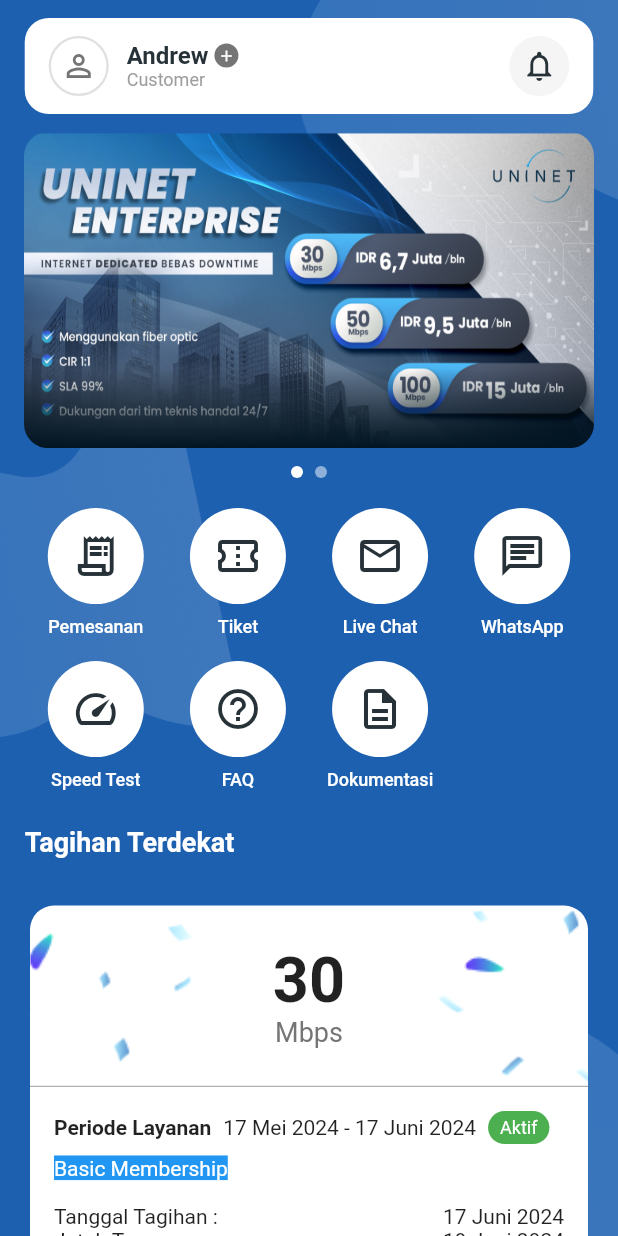
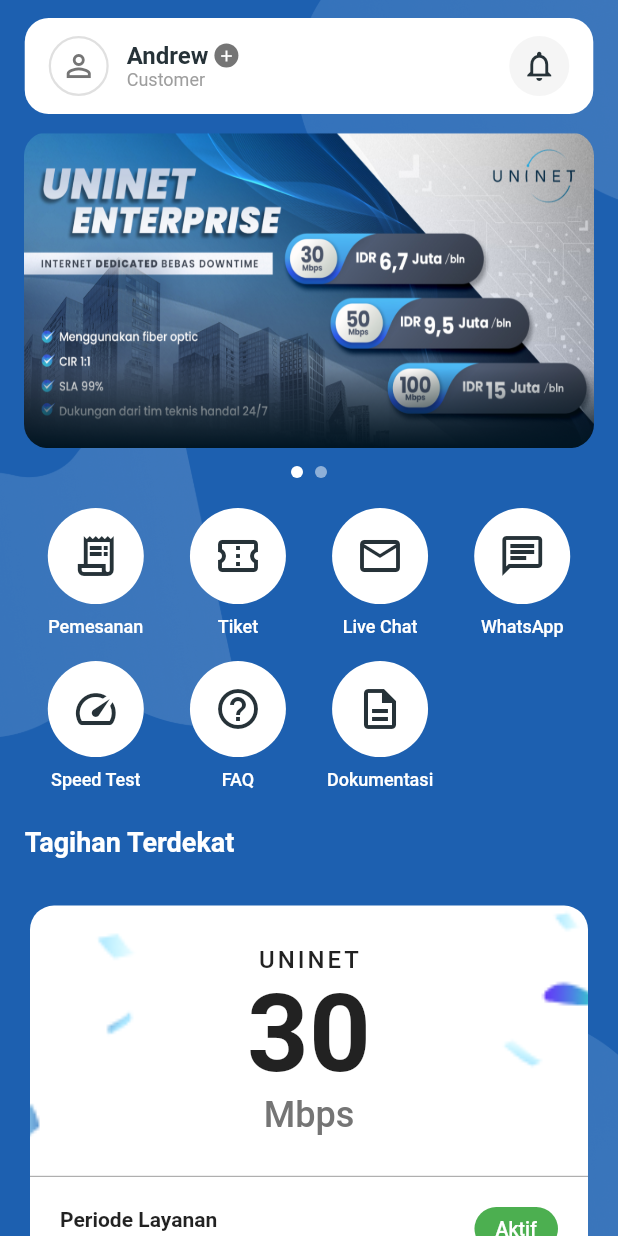
Before and after one commit to Mercuriallz/mobile-unapps, a Flutter app: the HomePage screen opened by its route, on a phone screen of 412 x 824 dp. Run offline on Flutter 3.47's test engine with Material 3 defaults, Android fonts, the phone set to English and light mode, and no system bars; our stand-ins replace dio, flutter_secure_storage, go_router, google_fonts, lottie; missing offline and left inert: flutter_secure_dotenv; accounts and stored records are empty.

Commit message:
improvement: fix home page

```diff
--- a/lib/presentation/home/home_page.dart
+++ b/lib/presentation/home/home_page.dart
@@ -23,7 +23,6 @@
             child: Image.asset(
               "assets/images/backgrounds.png",
               fit: BoxFit.cover,
-
             ),
           ),
 
@@ -513,14 +512,13 @@
                   const SizedBox(height: 12),
 
                   Padding(
-
                     padding: const EdgeInsets.all(20.0),
                     child: Container(
                       decoration: BoxDecoration(
                         color: Colors.white,
                         borderRadius: BorderRadius.circular(16),
+
                       ),
-
                       child: Column(
                         children: [
                           Stack(
@@ -534,7 +532,7 @@
                                 child: Image.asset(
                                   "assets/images/spark.png",
                                   fit: BoxFit.cover,
-                                  height: 120,
+                                  height: 180,
                                   width: double.infinity,
                                 ),
                               ),
@@ -542,17 +540,29 @@
                                 mainAxisSize: MainAxisSize.min,
                                 children: [
                                   Text(
+                                    "UNINET",
+                                    style: TextStyle(
+                                      fontSize: 16,
+                                      fontWeight: FontWeight.w500,
+                                      color: Colors.black87,
+                                      letterSpacing: 2,
+                                    ),
+                                  ),
+                                  const SizedBox(height: 8),
+                                  Text(
                                     "30",
                                     style: TextStyle(
-                                      fontSize: 42,
+                                      fontSize: 72,
                                       fontWeight: FontWeight.bold,
                                       color: Colors.black87,
+                                      height: 1,
                                     ),
                                   ),
                                   Text(
                                     "Mbps",
                                     style: TextStyle(
-                                      fontSize: 18,
+                                      fontSize: 24,
+                                      fontWeight: FontWeight.w500,
                                       color: Colors.grey[600],
                                     ),
                                   ),
@@ -564,75 +574,94 @@
                           const Divider(height: 1, color: Colors.grey),
 
                           Padding(
-                            padding: const EdgeInsets.all(16.0),
-                            child: Column(
+                            padding: const EdgeInsets.all(20.0),
+                            child: Row(
                               crossAxisAlignment: CrossAxisAlignment.start,
                               children: [
-                                Row(
+                                Expanded(
+                                  child: Column(
+                                    crossAxisAlignment:
+                                        CrossAxisAlignment.start,
                                     children: [
-                                    const Text(
+                                      Text(
                                         "Periode Layanan",
                                         style: TextStyle(
                                           fontWeight: FontWeight.w600,
+                                          fontSize: 14,
+                                          color: Colors.black87,
                                         ),
                                       ),
-                                    const SizedBox(width: 8),
-                                    Text("17 Mei 2024 - 17 Juni 2024"),
-                                    const SizedBox(width: 8),
+                                      const SizedBox(height: 6),
+                                      Text(
+                                        "17 Mei 2024 - 17 Juni 2024",
+                                        style: TextStyle(
+                                          fontSize: 14,
+                                          color: Colors.black87,
+                                        ),
+                                      ),
+                                      const SizedBox(height: 12),
                                       Container(
                                         padding: const EdgeInsets.symmetric(
-                                        horizontal: 8,
-                                        vertical: 4,
+                                          horizontal: 16,
+                                          vertical: 8,
+                                        ),
+                                        decoration: BoxDecoration(
+                                          color: Colors.blue[700],
+                                          borderRadius: BorderRadius.circular(
+                                            20,
+                                          ),
+                                        ),
+                                        child: const Text(
+                                          "Besic Membership",
+                                          style: TextStyle(
+                                            color: Colors.white,
+                                            fontSize: 13,
+                                            fontWeight: FontWeight.w500,
+                                          ),
+                                        ),
+                                      ),
+                                    ],
+                                  ),
+                                ),
+
+                                const SizedBox(width: 20),
+
+                                Column(
+                                  crossAxisAlignment: CrossAxisAlignment.end,
+                                  children: [
+                                    Container(
+                                      padding: const EdgeInsets.symmetric(
+                                        horizontal: 14,
+                                        vertical: 7,
                                       ),
                                       decoration: BoxDecoration(
                                         color: Colors.green,
-                                        borderRadius: BorderRadius.circular(12),
+                                        borderRadius: BorderRadius.circular(16),
                                       ),
                                       child: const Text(
                                         "Aktif",
                                         style: TextStyle(
                                           color: Colors.white,
-                                          fontSize: 12,
+                                          fontSize: 13,
+                                          fontWeight: FontWeight.w500,
                                         ),
                                       ),
                                     ),
-                                  ],
+                                    const SizedBox(height: 20),
+                                    _buildInfoRow(
+                                      "Tanggal Tagihan :",
+                                      "17 Juni 2024",
                                     ),
                                     const SizedBox(height: 8),
-                                const Text(
-                                  "Basic Membership",
-                                  style: TextStyle(
-                                    backgroundColor: Colors.blue,
-                                    color: Colors.white,
+                                    _buildInfoRow(
+                                      "Jatuh tempo",
+                                      ": 19 Juni 2024",
                                     ),
-                                ),
-                                const SizedBox(height: 16),
-                                Row(
-                                  mainAxisAlignment:
-                                      MainAxisAlignment.spaceBetween,
-                                  children: const [
-                                    Text("Tanggal Tagihan :"),
-                                    Text("17 Juni 2024"),
-                                  ],
-                                ),
-                                Row(
-                                  mainAxisAlignment:
-                                      MainAxisAlignment.spaceBetween,
-                                  children: const [
-                                    Text("Jatuh Tempo :"),
-                                    Text("19 Juni 2024"),
-                                  ],
-                                ),
-                                Row(
-                                  mainAxisAlignment:
-                                      MainAxisAlignment.spaceBetween,
-                                  children: const [
-                                    Text("Jumlah Total :"),
-                                    Text(
-                                      "Rp. 250.000",
-                                      style: TextStyle(
-                                        fontWeight: FontWeight.bold,
-                                      ),
+                                    const SizedBox(height: 8),
+                                    _buildInfoRow(
+                                      "Jumlah Total",
+                                      ": Rp. 250.000",
+                                      isBold: true,
                                     ),
                                   ],
                                 ),
@@ -643,6 +672,7 @@
                       ),
                     ),
                   ),
+
                   const SizedBox(height: 24),
 
                   Padding(
@@ -814,6 +844,24 @@
     );
   }
 
+  Widget _buildInfoRow(String label, String value, {bool isBold = false}) {
+    return Row(
+      mainAxisSize: MainAxisSize.min,
+      children: [
+        Text(label, style: TextStyle(fontSize: 14, color: Colors.black87)),
+        const SizedBox(width: 4),
+        Text(
+          value,
+          style: TextStyle(
+            fontSize: 14,
+            color: Colors.black87,
+            fontWeight: isBold ? FontWeight.bold : FontWeight.normal,
+          ),
+        ),
+      ],
+    );
+  }
+
   @override
   void dispose() {
     _bannerController.dispose();
```
Lines whose indentation alone changed are shown as unchanged.
